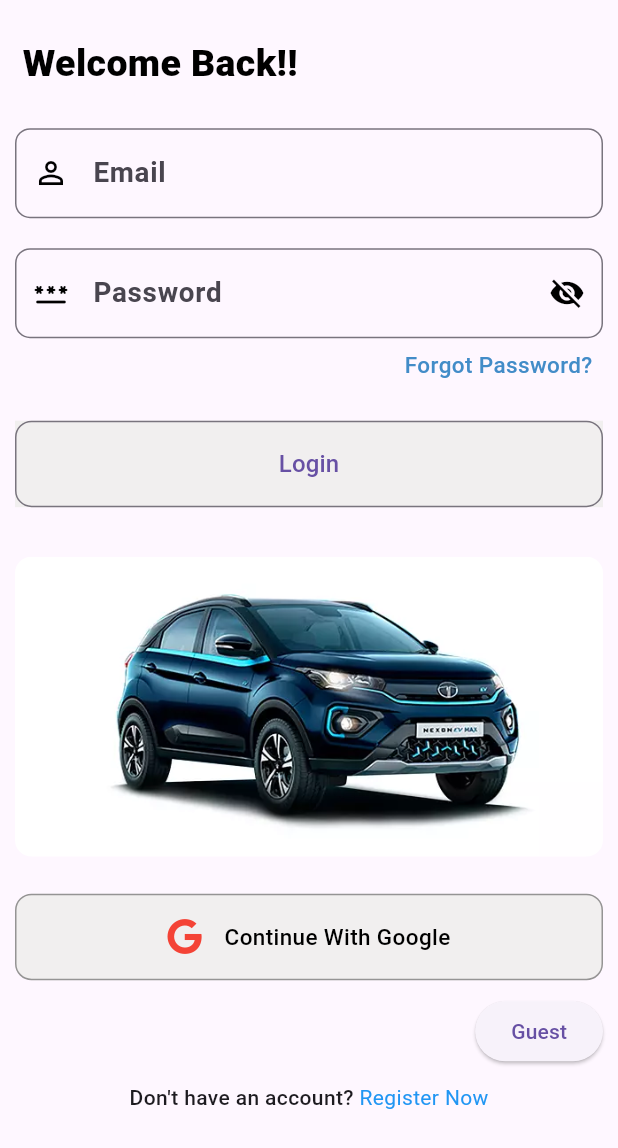
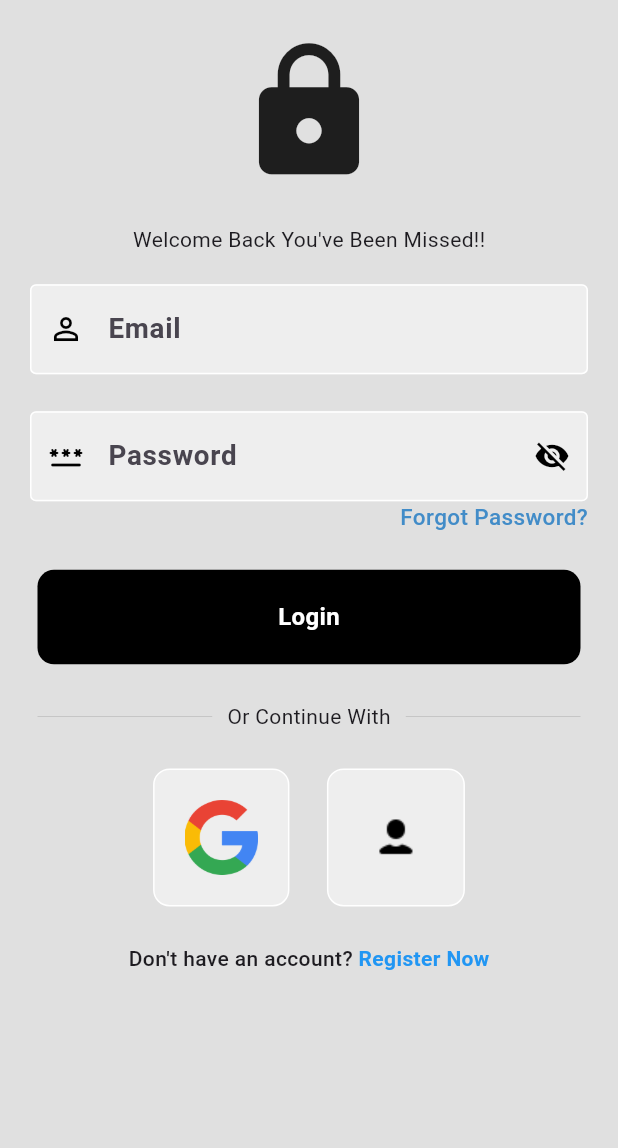
Before and after one commit to safvansafvan/Nexon_ev_booking_app, a Flutter app: the screen it shows after launch, on a phone screen of 412 x 824 dp. Shown: the top 1148 px of the screen. Run offline on Flutter 3.47's test engine with Material 2 defaults, Android fonts, the phone set to English and light mode, and no system bars; our stand-ins replace animated_custom_dropdown, awesome_dialog, email_validator, emoji_picker_flutter, flutter_map, fluttertoast and 13 more; missing offline and left inert: razorpay_flutter, sticky_grouped_list, syncfusion_flutter_pdfviewer; Roboto replaces fonts that are missing (Philosopher); project files that could hold a hidden picture were left out.

Commit message:
login screen ui changed

```diff
--- a/lib/controller/core/constant.dart
+++ b/lib/controller/core/constant.dart
@@ -6,6 +6,8 @@ var kBlack38 = Colors.black38;
 var kred = Colors.red;
 var kblue = Colors.blueAccent;
 var kGreen = const Color.fromARGB(255, 139, 180, 92);
+
+var loginBackground = Colors.grey[300];
 
 //fuction
 
@@ -39,3 +41,13 @@ var kHeightFive = const SizedBox(
 var kWidth = const SizedBox(
   width: 20,
 );
+
+class CustomHeight {
+  static commonHeightz(context) {
+    Size size = MediaQuery.of(context).size;
+    var commonHeight = SizedBox(
+      height: size.height * 0.03,
+    );
+    return commonHeight;
+  }
+}
--- a/lib/controller/providers/authentication/login.dart
+++ b/lib/controller/providers/authentication/login.dart
@@ -1,5 +1,4 @@
 import 'dart:developer';
-
 import 'package:bookingapp/apiservice/auth/login_service.dart';
 import 'package:flutter/material.dart';
 
--- a/lib/presentation/screens/authentication/login.dart
+++ b/lib/presentation/screens/authentication/login.dart
@@ -3,11 +3,9 @@ import 'package:bookingapp/controller/providers/authentication/continue_with_goo
 import 'package:bookingapp/controller/providers/authentication/login.dart';
 import 'package:bookingapp/presentation/screens/authentication/forgot_password/forgot_otp.dart';
 import 'package:bookingapp/presentation/screens/authentication/register.dart';
-import 'package:bookingapp/presentation/screens/authentication/widget/image_widget.dart';
+import 'package:bookingapp/presentation/screens/authentication/widget/square_field_widget.dart';
 import 'package:bookingapp/presentation/screens/authentication/widget/text_form_field.dart';
-import 'package:bookingapp/presentation/screens/mainscreen/main_screen.dart';
 import 'package:flutter/material.dart';
-import 'package:font_awesome_flutter/font_awesome_flutter.dart';
 import 'package:lottie/lottie.dart';
 import 'package:provider/provider.dart';
 
@@ -20,32 +18,39 @@ class LoginPage extends StatefulWidget {
 
 class _LoginPageState extends State<LoginPage> {
   @override
+  void dispose() {
+    Provider.of<LoginProvider>(context, listen: false)
+        .formKey1
+        .currentState!
+        .dispose();
+    super.dispose();
+  }
+
+  @override
   Widget build(BuildContext context) {
     final loginGoogleProvi =
         Provider.of<ContinueWithGoogleProvider>(context, listen: false);
 
     var screenHeight = MediaQuery.of(context).size;
-    return Scaffold(body:
-        SafeArea(child: Consumer<LoginProvider>(builder: (context, value, _) {
+    return Scaffold(
+      backgroundColor: loginBackground,
+      body: SafeArea(
+        child: Consumer<LoginProvider>(builder: (context, value, _) {
           return value.isLoading || loginGoogleProvi.isLoading
               ? Center(child: Lottie.asset('assets/ui-loader.json'))
               : Form(
                   key: value.formKey1,
-              child: ListView(
+                  child: SingleChildScrollView(
+                    child: Column(
                       children: [
-                  Padding(
-                    padding: EdgeInsets.only(
-                        left: 15, top: screenHeight.height * 0.03),
-                    child: Text(
-                      "Welcome Back!! ",
-                      style: textStyleFuc(
-                          weight: FontWeight.w900, color: kBlack, size: 25),
+                        CustomHeight.commonHeightz(context),
+                        const Icon(Icons.lock, size: 100),
+                        CustomHeight.commonHeightz(context),
+                        const Text(
+                          "Welcome Back You've Been Missed!!",
                         ),
-                  ),
-                  Padding(
-                    padding: EdgeInsets.only(
-                        top: screenHeight.height * 0.03, left: 10, right: 10),
-                    child: Column(
+                        commonHeight,
+                        Column(
                           crossAxisAlignment: CrossAxisAlignment.end,
                           children: [
                             TextFormLogin(
@@ -55,7 +60,7 @@ class _LoginPageState extends State<LoginPage> {
                                 isEmail: true,
                                 size: screenHeight,
                                 prefixIcon: const Icon(Icons.person_outline)),
-                        commonHeight,
+                            CustomHeight.commonHeightz(context),
                             TextFormLogin(
                               controller: value.passwordCntrlr,
                               hintText: "Password",
@@ -75,97 +80,84 @@ class _LoginPageState extends State<LoginPage> {
                                 );
                               },
                               child: Padding(
-                            padding: const EdgeInsets.all(7),
+                                padding:
+                                    const EdgeInsets.symmetric(horizontal: 20),
                                 child: Text(
                                   "Forgot Password?",
                                   style: textStyleFuc(
                                       weight: FontWeight.w500,
-                                  color:
-                                      const Color.fromARGB(255, 66, 140, 200),
+                                      color: const Color.fromARGB(
+                                          255, 66, 140, 200),
                                       size: 15),
                                 ),
                               ),
                             ),
-                        const SizedBox(
-                          height: 20,
-                        ),
-                        Container(
-                          width: double.infinity,
-                          height: screenHeight.height * 0.07,
-                          color: const Color.fromARGB(255, 241, 239, 239),
-                          child: OutlinedButton(
-                            style: ButtonStyle(
-                              shape: MaterialStateProperty.all(
-                                RoundedRectangleBorder(borderRadius: radiusTen),
-                              ),
-                            ),
-                            onPressed: () async {
+                            CustomHeight.commonHeightz(context),
+                            InkWell(
+                              onTap: () async {
                                 if (value.formKey1.currentState!.validate()) {
-                                value.loginButtonClick(context);
+                                  await value.loginButtonClick(context);
                                 }
                               },
+                              child: Container(
+                                padding: const EdgeInsets.all(20),
+                                margin:
+                                    const EdgeInsets.symmetric(horizontal: 25),
+                                decoration: BoxDecoration(
+                                    color: kBlack, borderRadius: radiusTen),
+                                child: Center(
                                   child: Text(
                                     'Login',
                                     style: textStyleFuc(
-                                  weight: FontWeight.w500,
-                                  color: null,
+                                        weight: FontWeight.bold,
+                                        color: kwhite,
                                         size: 16),
                                   ),
                                 ),
                               ),
-                        SizedBox(
-                          height: screenHeight.height * 0.04,
                             ),
-                        const ImageWidget(image: "assets/nexon.webp"),
-                        SizedBox(
-                          height: screenHeight.height * 0.03,
+                            CustomHeight.commonHeightz(context),
+                            Padding(
+                              padding:
+                                  const EdgeInsets.symmetric(horizontal: 25),
+                              child: Row(
+                                children: [
+                                  Expanded(
+                                    child: Divider(
+                                      thickness: 0.5,
+                                      color: Colors.grey[400],
                                     ),
-                        InkWell(
-                          onTap: () async {
-                            await loginGoogleProvi
-                                .continueWithGoogleButtonClick(context);
-                          },
-                          child: Container(
-                            height: screenHeight.height * 0.07,
-                            decoration: BoxDecoration(
-                              color: const Color.fromARGB(255, 241, 239, 239),
-                              borderRadius: radiusTen,
-                              border: Border.all(color: kBlack38),
                                   ),
-                            child: Row(
-                              mainAxisAlignment: MainAxisAlignment.center,
-                              children: [
-                                const FaIcon(
-                                  FontAwesomeIcons.google,
-                                  color: Colors.red,
+                                  const Padding(
+                                    padding:
+                                        EdgeInsets.symmetric(horizontal: 10),
+                                    child: Text('Or Continue With'),
                                   ),
-                                const SizedBox(
-                                  width: 15,
-                                ),
-                                Text(
-                                  'Continue With Google',
-                                  style: textStyleFuc(
-                                    weight: FontWeight.w500,
-                                    color: kBlack,
-                                    size: 15,
+                                  Expanded(
+                                    child: Divider(
+                                      thickness: 0.5,
+                                      color: Colors.grey[400],
                                     ),
                                   ),
                                 ],
                               ),
                             ),
+                            CustomHeight.commonHeightz(context),
+                            Row(
+                              mainAxisAlignment: MainAxisAlignment.center,
+                              children: [
+                                SquareFieldWidget(
+                                  isContinueGoogle: true,
+                                  imagePath: 'assets/google.webp',
                                 ),
-                        height10,
-                        ElevatedButton(
-                            onPressed: () {
-                              Navigator.push(
-                                context,
-                                MaterialPageRoute(
-                                  builder: (context) => const MainScreen(),
+                                const SizedBox(width: 25),
+                                SquareFieldWidget(
+                                  isContinueGoogle: false,
+                                  imagePath: 'assets/guest.png',
                                 ),
-                              );
-                            },
-                            child: const Text("Guest")),
-                        height10,
+                              ],
+                            ),
+                            CustomHeight.commonHeightz(context),
                             Row(
                               mainAxisAlignment: MainAxisAlignment.center,
                               children: [
@@ -187,17 +179,21 @@ class _LoginPageState extends State<LoginPage> {
                                   child: Text(
                                     "Register Now",
                                     style: textStyleFuc(
-                                    weight: null, color: Colors.blue, size: 14),
+                                        weight: FontWeight.w600,
+                                        color: Colors.blue,
+                                        size: 14),
                                   ),
                                 )
                               ],
                             ),
                           ],
                         ),
-                  ),
                       ],
                     ),
+                  ),
                 );
-    })));
+        }),
+      ),
+    );
   }
 }
--- /dev/null
+++ b/lib/presentation/screens/authentication/widget/square_field_widget.dart
@@ -0,0 +1,46 @@
+import 'package:bookingapp/controller/core/constant.dart';
+import 'package:bookingapp/controller/providers/authentication/continue_with_google.dart';
+import 'package:bookingapp/presentation/screens/mainscreen/main_screen.dart';
+import 'package:flutter/material.dart';
+import 'package:provider/provider.dart';
+
+// ignore: must_be_immutable
+class SquareFieldWidget extends StatelessWidget {
+  SquareFieldWidget({
+    super.key,
+    required this.imagePath,
+    required this.isContinueGoogle,
+  });
+
+  final String imagePath;
+  bool isContinueGoogle;
+
+  @override
+  Widget build(BuildContext context) {
+    final provider =
+        Provider.of<ContinueWithGoogleProvider>(context, listen: false);
+    return InkWell(
+      onTap: () async {
+        isContinueGoogle
+            ? await provider.continueWithGoogleButtonClick(context)
+            : Navigator.push(
+                context,
+                MaterialPageRoute(
+                  builder: (context) => const MainScreen(),
+                ),
+              );
+      },
+      child: Container(
+        padding: const EdgeInsets.all(20),
+        decoration: BoxDecoration(
+            border: Border.all(color: kwhite),
+            borderRadius: radiusTen,
+            color: Colors.grey[200]),
+        child: Image.asset(
+          imagePath,
+          height: 50,
+        ),
+      ),
+    );
+  }
+}
--- a/lib/presentation/screens/authentication/widget/text_form_field.dart
+++ b/lib/presentation/screens/authentication/widget/text_form_field.dart
@@ -33,7 +33,9 @@ class TextFormLogin extends StatelessWidget {
   @override
   Widget build(BuildContext context) {
     final provider = context.watch<LoginProvider>().passwordVisibility;
-    return TextFormField(
+    return Padding(
+      padding: const EdgeInsets.symmetric(horizontal: 20),
+      child: TextFormField(
         maxLength: maxlength,
         controller: controller,
         keyboardType: keyType,
@@ -64,6 +66,12 @@ class TextFormLogin extends StatelessWidget {
           return null;
         },
         decoration: InputDecoration(
+          enabledBorder:
+              OutlineInputBorder(borderSide: BorderSide(color: kwhite)),
+          focusedBorder: OutlineInputBorder(
+              borderSide: BorderSide(color: Colors.grey.shade400)),
+          fillColor: Colors.grey.shade200,
+          filled: true,
           prefixIconColor: kBlack,
           prefixIcon: prefixIcon,
           suffixIconColor: kBlack,
@@ -80,9 +88,7 @@ class TextFormLogin extends StatelessWidget {
               : const SizedBox(),
           counterStyle: TextStyle(color: kBlack),
           hintText: hintText,
-        border: OutlineInputBorder(
-          borderRadius: BorderRadius.circular(10),
-        ),
+          border: OutlineInputBorder(borderRadius: radiusTen),
         ),
         style: TextStyle(
           fontSize: size.width * 0.045,
@@ -90,6 +96,7 @@ class TextFormLogin extends StatelessWidget {
           fontWeight: FontWeight.bold,
         ),
         obscureText: isPassword ? provider : false,
+      ),
     );
   }
 }
--- a/lib/presentation/screens/mainscreen/main_screen.dart
+++ b/lib/presentation/screens/mainscreen/main_screen.dart
@@ -25,6 +25,12 @@ class MainScreen extends StatefulWidget {
 class _MainScreenState extends State<MainScreen> {
   final pageController = PageController();
   GetUserDetials user = GetUserDetials();
+  @override
+  void deactivate() {
+    const MainScreen();
+    super.deactivate();
+  }
+
   @override
   void dispose() {
     super.dispose();
--- a/pubspec.yaml
+++ b/pubspec.yaml
@@ -110,6 +110,8 @@ flutter:
     - assets/locations.webp
     - assets/primenexon-.png
     - assets/tata-nexon-ev-ri.png
+    - assets/google.webp
+    - assets/guest.png
 
   # An image asset can refer to one or more resolution-specific "variants", see
   # https://flutter.dev/assets-and-images/#resolution-aware
```
Also changed, not shown: assets/google.webp (added), assets/guest.png (added). Lines whose indentation alone changed are shown as unchanged.
